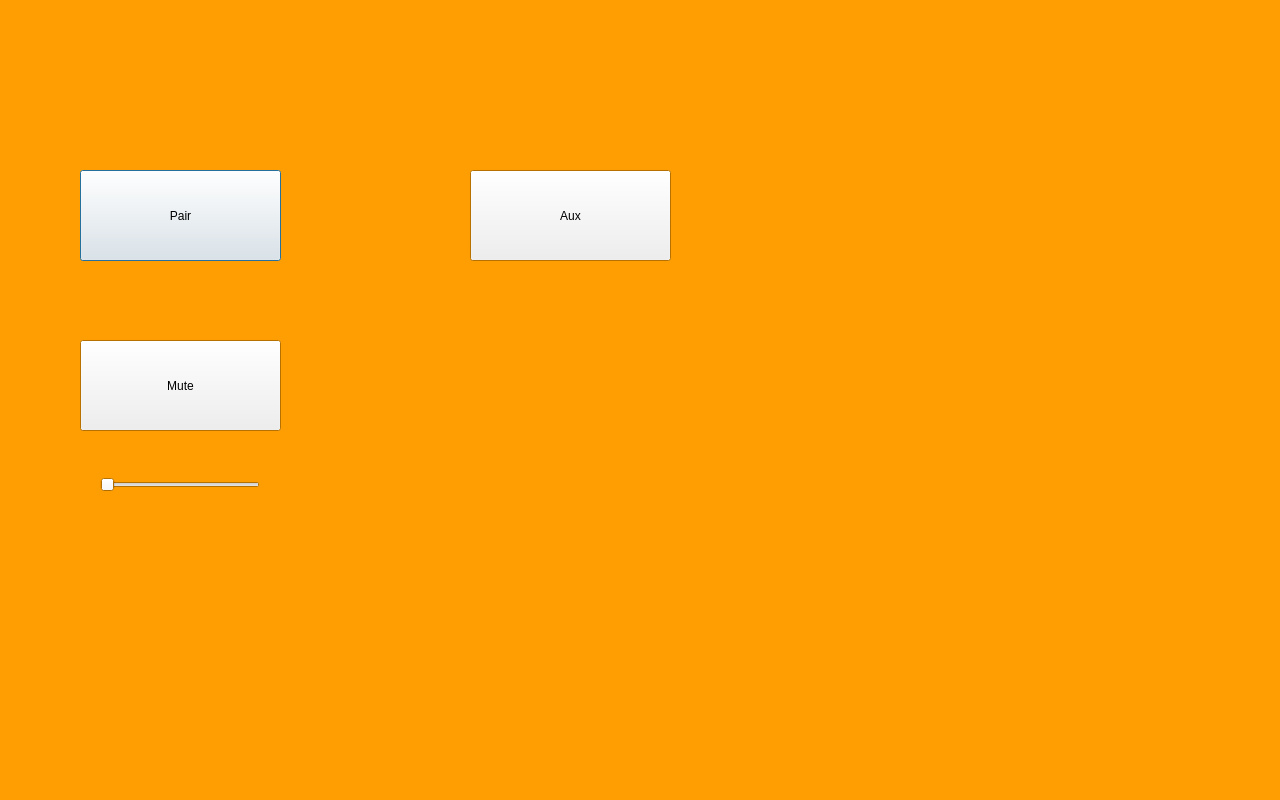
The window that source/Axolotl1.1/musicpage.ui (nickywongdong/wombat) describes before a commit, drawn with Qt 5.
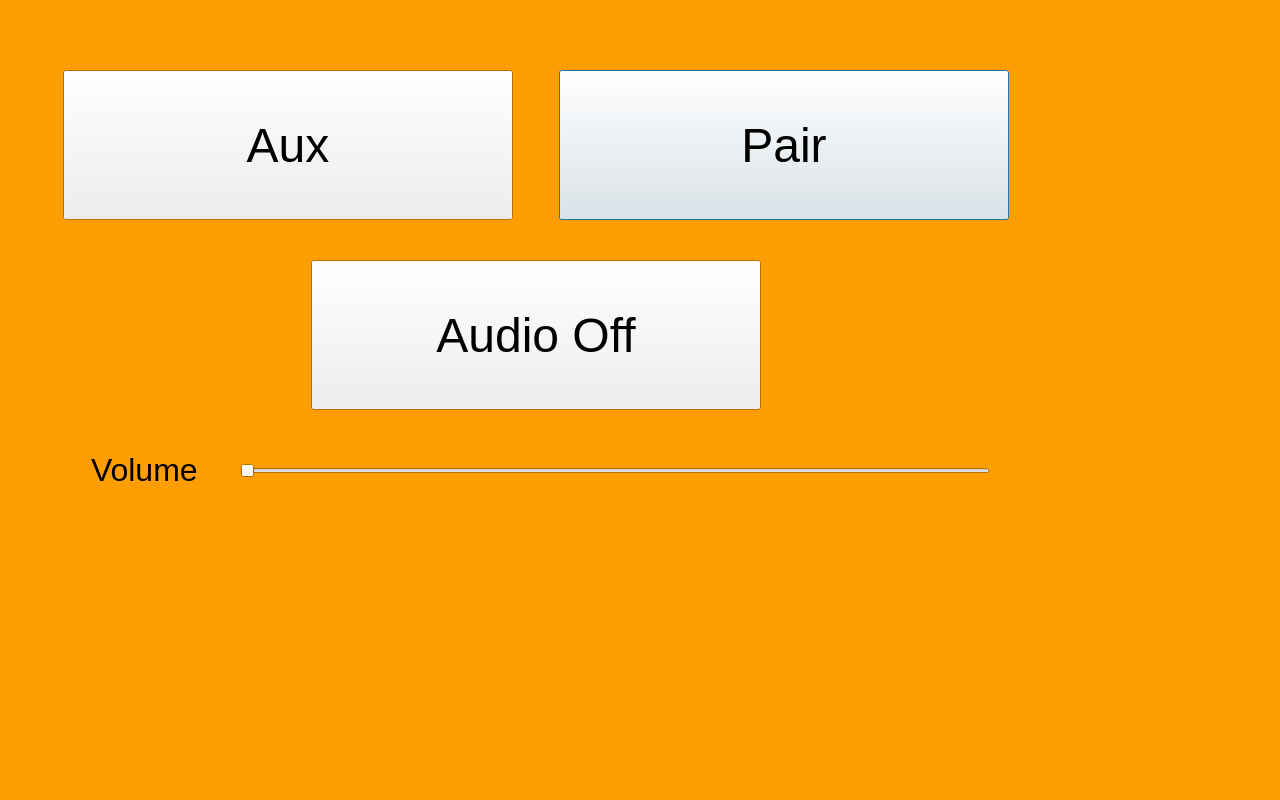
The same window after the commit.

```diff
--- a/source/Axolotl1.1/musicpage.ui
+++ b/source/Axolotl1.1/musicpage.ui
@@ -80,12 +80,17 @@
   <widget class="QPushButton" name="pushButton_2">
    <property name="geometry">
     <rect>
-     <x>80</x>
-     <y>170</y>
-     <width>201</width>
-     <height>91</height>
+     <x>559</x>
+     <y>70</y>
+     <width>450</width>
+     <height>150</height>
     </rect>
    </property>
+   <property name="font">
+    <font>
+     <pointsize>36</pointsize>
+    </font>
+   </property>
    <property name="text">
     <string>Pair</string>
    </property>
@@ -93,8 +98,8 @@
   <widget class="QLabel" name="fmLabel">
    <property name="geometry">
     <rect>
-     <x>216</x>
-     <y>96</y>
+     <x>366</x>
+     <y>66</y>
      <width>161</width>
      <height>51</height>
     </rect>
@@ -106,8 +111,8 @@
   <widget class="QLabel" name="auxLabel">
    <property name="geometry">
     <rect>
-     <x>216</x>
-     <y>256</y>
+     <x>366</x>
+     <y>226</y>
      <width>161</width>
      <height>51</height>
     </rect>
@@ -119,25 +124,35 @@
   <widget class="QPushButton" name="pushButton">
    <property name="geometry">
     <rect>
-     <x>80</x>
-     <y>340</y>
-     <width>201</width>
-     <height>91</height>
+     <x>311</x>
+     <y>260</y>
+     <width>450</width>
+     <height>150</height>
     </rect>
    </property>
+   <property name="font">
+    <font>
+     <pointsize>36</pointsize>
+    </font>
+   </property>
    <property name="text">
-    <string>Mute</string>
+    <string>Audio Off</string>
    </property>
   </widget>
   <widget class="QSlider" name="horizontalSlider">
    <property name="geometry">
     <rect>
-     <x>100</x>
-     <y>470</y>
-     <width>160</width>
-     <height>29</height>
+     <x>240</x>
+     <y>440</y>
+     <width>750</width>
+     <height>61</height>
     </rect>
    </property>
+   <property name="font">
+    <font>
+     <pointsize>30</pointsize>
+    </font>
+   </property>
    <property name="orientation">
     <enum>Qt::Horizontal</enum>
    </property>
@@ -145,16 +160,39 @@
   <widget class="QPushButton" name="pushButton_3">
    <property name="geometry">
     <rect>
-     <x>470</x>
-     <y>170</y>
-     <width>201</width>
-     <height>91</height>
+     <x>63</x>
+     <y>70</y>
+     <width>450</width>
+     <height>150</height>
     </rect>
    </property>
+   <property name="font">
+    <font>
+     <pointsize>36</pointsize>
+    </font>
+   </property>
    <property name="text">
     <string>Aux</string>
    </property>
   </widget>
+  <widget class="QLabel" name="label">
+   <property name="geometry">
+    <rect>
+     <x>91</x>
+     <y>440</y>
+     <width>120</width>
+     <height>60</height>
+    </rect>
+   </property>
+   <property name="font">
+    <font>
+     <pointsize>24</pointsize>
+    </font>
+   </property>
+   <property name="text">
+    <string>Volume</string>
+   </property>
+  </widget>
  </widget>
  <resources/>
  <connections/>
```
